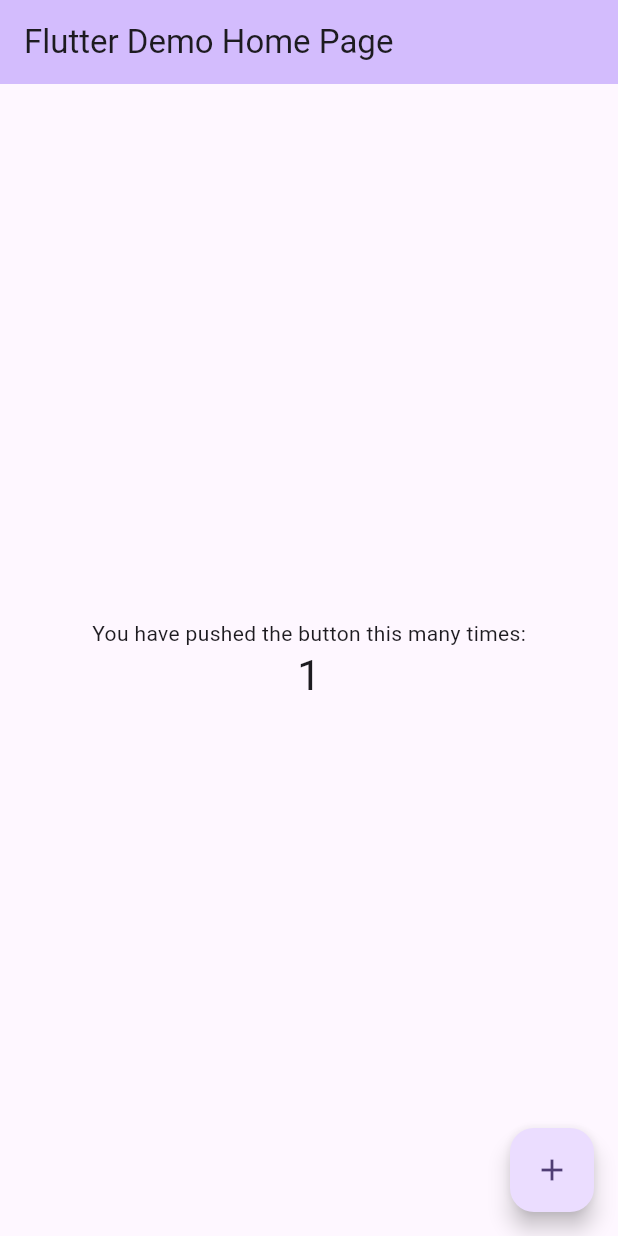
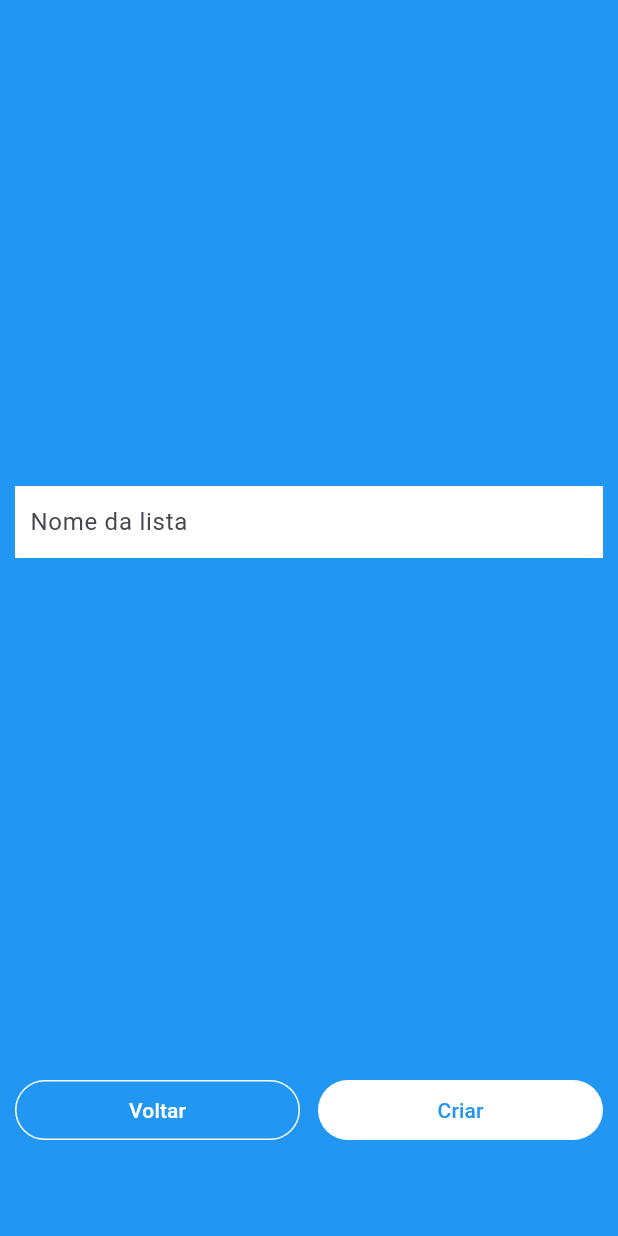
Before and after one commit to IdeiaCristiano/growdev_desafio_fase2, a Flutter app: the screen it shows after launch, after a tap on the "add" icon, on a phone screen of 412 x 824 dp. Run offline on Flutter 3.47's test engine with Material 3 defaults, Android fonts, the phone set to English and light mode, and no system bars.

Commit message:
Finalizado

```diff
--- a/lib/main.dart
+++ b/lib/main.dart
@@ -1,4 +1,5 @@
 import 'package:flutter/material.dart';
+import 'package:growdev_desafio_fase2/pages/home.page.dart';
 
 void main() {
   runApp(const MyApp());
@@ -11,115 +12,15 @@
   @override
   Widget build(BuildContext context) {
     return MaterialApp(
-      title: 'Flutter Demo',
+      debugShowCheckedModeBanner: false,
+      title: 'Growdev Fase 2',
       theme: ThemeData(
-        // This is the theme of your application.
-        //
-        // TRY THIS: Try running your application with "flutter run". You'll see
-        // the application has a purple toolbar. Then, without quitting the app,
-        // try changing the seedColor in the colorScheme below to Colors.green
-        // and then invoke "hot reload" (save your changes or press the "hot
-        // reload" button in a Flutter-supported IDE, or press "r" if you used
-        // the command line to start the app).
-        //
-        // Notice that the counter didn't reset back to zero; the application
-        // state is not lost during the reload. To reset the state, use hot
-        // restart instead.
-        //
-        // This works for code too, not just values: Most code changes can be
-        // tested with just a hot reload.
-        colorScheme: ColorScheme.fromSeed(seedColor: Colors.deepPurple),
+        colorScheme: ColorScheme.fromSeed(
+          seedColor: const Color.fromARGB(255, 1, 27, 114),
+        ),
         useMaterial3: true,
       ),
-      home: const MyHomePage(title: 'Flutter Demo Home Page'),
+      home: const HomePage(),
     );
   }
 }
-
-class MyHomePage extends StatefulWidget {
-  const MyHomePage({super.key, required this.title});
-
-  // This widget is the home page of your application. It is stateful, meaning
-  // that it has a State object (defined below) that contains fields that affect
-  // how it looks.
-
-  // This class is the configuration for the state. It holds the values (in this
-  // case the title) provided by the parent (in this case the App widget) and
-  // used by the build method of the State. Fields in a Widget subclass are
-  // always marked "final".
-
-  final String title;
-
-  @override
-  State<MyHomePage> createState() => _MyHomePageState();
-}
-
-class _MyHomePageState extends State<MyHomePage> {
-  int _counter = 0;
-
-  void _incrementCounter() {
-    setState(() {
-      // This call to setState tells the Flutter framework that something has
-      // changed in this State, which causes it to rerun the build method below
-      // so that the display can reflect the updated values. If we changed
-      // _counter without calling setState(), then the build method would not be
-      // called again, and so nothing would appear to happen.
-      _counter++;
-    });
-  }
-
-  @override
-  Widget build(BuildContext context) {
-    // This method is rerun every time setState is called, for instance as done
-    // by the _incrementCounter method above.
-    //
-    // The Flutter framework has been optimized to make rerunning build methods
-    // fast, so that you can just rebuild anything that needs updating rather
-    // than having to individually change instances of widgets.
-    return Scaffold(
-      appBar: AppBar(
-        // TRY THIS: Try changing the color here to a specific color (to
-        // Colors.amber, perhaps?) and trigger a hot reload to see the AppBar
-        // change color while the other colors stay the same.
-        backgroundColor: Theme.of(context).colorScheme.inversePrimary,
-        // Here we take the value from the MyHomePage object that was created by
-        // the App.build method, and use it to set our appbar title.
-        title: Text(widget.title),
-      ),
-      body: Center(
-        // Center is a layout widget. It takes a single child and positions it
-        // in the middle of the parent.
-        child: Column(
-          // Column is also a layout widget. It takes a list of children and
-          // arranges them vertically. By default, it sizes itself to fit its
-          // children horizontally, and tries to be as tall as its parent.
-          //
-          // Column has various properties to control how it sizes itself and
-          // how it positions its children. Here we use mainAxisAlignment to
-          // center the children vertically; the main axis here is the vertical
-          // axis because Columns are vertical (the cross axis would be
-          // horizontal).
-          //
-          // TRY THIS: Invoke "debug painting" (choose the "Toggle Debug Paint"
-          // action in the IDE, or press "p" in the console), to see the
-          // wireframe for each widget.
-          mainAxisAlignment: MainAxisAlignment.center,
-          children: <Widget>[
-            const Text(
-              'You have pushed the button this many times:',
-            ),
-            Text(
-              '$_counter',
-              style: Theme.of(context).textTheme.headlineMedium,
-            ),
-          ],
-        ),
-      ),
-      floatingActionButton: FloatingActionButton(
-        onPressed: _incrementCounter,
-        tooltip: 'Increment',
-        child: const Icon(Icons.add),
-      ), // This trailing comma makes auto-formatting nicer for build methods.
-    );
-  }
-}
--- /dev/null
+++ b/lib/models/lista.model.dart
@@ -0,0 +1,24 @@
+import 'package:growdev_desafio_fase2/models/produto.model.dart';
+
+class Lista {
+  String descricao;
+  List<Produto> produtos = [];
+
+  Lista({required this.descricao});
+
+  get qtdProdutos => produtos.length;
+  get totalProdutos =>
+      produtos.map((item) => item.valor).reduce((a, b) => a + b);
+
+  get produtosConcluidos => produtos.where((i) => i.concluido);
+  get qtdProdutosConcluidos => produtosConcluidos.length;
+  get totalConcluidos => (qtdProdutosConcluidos == 0)
+      ? 0
+      : produtosConcluidos.map((item) => item.valor).reduce((a, b) => a + b);
+
+  get produtosNaoConcluidos => produtos.where((i) => !i.concluido);
+  get qtdProdutosNaoConcluidos => produtosNaoConcluidos.length;
+  get totalNaoConcluidos => (qtdProdutosNaoConcluidos == 0)
+      ? 0
+      : produtosNaoConcluidos.map((item) => item.valor).reduce((a, b) => a + b);
+}
--- /dev/null
+++ b/lib/models/produto.model.dart
@@ -0,0 +1,7 @@
+class Produto {
+  String descricao;
+  double valor;
+  bool concluido;
+
+  Produto({required this.descricao, this.valor = 0, this.concluido = false});
+}
--- /dev/null
+++ b/lib/pages/home.page.dart
@@ -0,0 +1,130 @@
+import 'package:flutter/material.dart';
+import 'package:growdev_desafio_fase2/models/lista.model.dart';
+import 'package:growdev_desafio_fase2/pages/lista.page.dart';
+import 'package:growdev_desafio_fase2/pages/produto.page.dart';
+import 'package:growdev_desafio_fase2/widgets/empty-list.widget.dart';
+
+class HomePage extends StatefulWidget {
+  const HomePage({super.key});
+
+  @override
+  State<HomePage> createState() => _HomePageState();
+}
+
+class _HomePageState extends State<HomePage> {
+  final List<Lista> listas = [];
+
+  deleteList(int index) {
+    setState(() => listas.removeAt(index));
+  }
+
+  @override
+  Widget build(BuildContext context) {
+    return Scaffold(
+      appBar: AppBar(
+        backgroundColor: Colors.green,
+        centerTitle: true,
+        title: const Text(
+          "Minhas listas",
+          key: Key("appBarTitle"),
+          style: TextStyle(
+            color: Colors.white,
+          ),
+        ),
+        actions: const [
+          IconButton(
+            onPressed: null,
+            icon: Icon(
+              Icons.diamond,
+              color: Colors.amber,
+            ),
+          )
+        ],
+      ),
+      body: SafeArea(
+        child: (listas.isEmpty)
+            ? const EmptyList()
+            : ListView.builder(
+                itemCount: listas.length,
+                itemBuilder: (ctx, index) {
+                  final Lista lista = listas[index];
+                  return Card(
+                    margin: const EdgeInsets.only(left: 10, right: 10, top: 5),
+                    shape: const RoundedRectangleBorder(
+                      borderRadius: BorderRadius.all(Radius.circular(5)),
+                    ),
+                    child: InkWell(
+                      key: const Key("shoppingListCard"),
+                      onLongPress: () => deleteList(index),
+                      onTap: () async {
+                        var response = await Navigator.of(ctx).push(
+                          MaterialPageRoute(
+                            builder: (ctx) => ProdutoPage(lista: lista),
+                          ),
+                        );
+
+                        setState(() {
+                          if (response != null) {
+                            lista.produtos.clear();
+                            lista.produtos.addAll(response.produtos);
+                          }
+                        });
+                      },
+                      child: Padding(
+                        padding: const EdgeInsets.symmetric(
+                            vertical: 15, horizontal: 10),
+                        child: Column(
+                          children: [
+                            Row(
+                              mainAxisAlignment: MainAxisAlignment.spaceBetween,
+                              children: [
+                                Text(lista.descricao),
+                                Text(
+                                  "${lista.qtdProdutosConcluidos}/${lista.qtdProdutos}",
+                                  style: const TextStyle(
+                                      color: Colors.green, fontSize: 14),
+                                ),
+                              ],
+                            ),
+                            const SizedBox(
+                              height: 10,
+                            ),
+                            LinearProgressIndicator(
+                              value: (lista.qtdProdutos == 0)
+                                  ? 0
+                                  : lista.qtdProdutosConcluidos /
+                                      lista.qtdProdutos,
+                              valueColor:
+                                  const AlwaysStoppedAnimation(Colors.green),
+                            ),
+                          ],
+                        ),
+                      ),
+                    ),
+                  );
+                }),
+      ),
+      floatingActionButton: FloatingActionButton(
+        key: const Key("addListBtn"),
+        onPressed: () async {
+          var novaLista = await Navigator.of(context).push(
+            MaterialPageRoute(builder: (ctx) => const ListaPage()),
+          );
+          if (novaLista != null) {
+            setState(() {
+              listas.add(novaLista);
+            });
+          }
+        },
+        shape: const RoundedRectangleBorder(
+          borderRadius: BorderRadius.all(Radius.circular(90)),
+        ),
+        backgroundColor: Colors.blue,
+        child: const Icon(
+          Icons.add,
+          color: Colors.white,
+        ),
+      ),
+    );
+  }
+}
--- /dev/null
+++ b/lib/pages/lista.page.dart
@@ -0,0 +1,96 @@
+import 'package:flutter/material.dart';
+import 'package:growdev_desafio_fase2/models/lista.model.dart';
+
+class ListaPage extends StatelessWidget {
+  const ListaPage({super.key});
+
+  @override
+  Widget build(BuildContext context) {
+    final TextEditingController textEditingController = TextEditingController();
+    final formKey = GlobalKey<FormState>();
+
+    salvar() {
+      if (!formKey.currentState!.validate()) return;
+
+      Lista novaLista = Lista(descricao: textEditingController.text);
+      Navigator.of(context).pop(novaLista);
+    }
+
+    return Scaffold(
+      backgroundColor: Colors.blue,
+      body: Column(
+        children: [
+          Flexible(
+            child: Align(
+              alignment: Alignment.bottomCenter,
+              child: Padding(
+                padding: const EdgeInsets.all(10),
+                child: Container(
+                  padding: const EdgeInsets.symmetric(horizontal: 10),
+                  color: Colors.white,
+                  child: Form(
+                    key: formKey,
+                    child: TextFormField(
+                      key: const Key("listNameInput"),
+                      controller: textEditingController,
+                      validator: (value) => (value != null && value.isNotEmpty)
+                          ? null
+                          : "Campo Obrigatório",
+                      decoration: const InputDecoration(
+                        hintText: "Nome da lista",
+                        fillColor: Colors.white,
+                        border: InputBorder.none,
+                      ),
+                    ),
+                  ),
+                ),
+              ),
+            ),
+          ),
+          Flexible(
+            child: Align(
+              alignment: Alignment.bottomCenter,
+              child: Row(
+                mainAxisAlignment: MainAxisAlignment.spaceBetween,
+                children: [
+                  Expanded(
+                    child: Padding(
+                      padding: const EdgeInsets.only(left: 10, right: 6),
+                      child: OutlinedButton(
+                        style: OutlinedButton.styleFrom(
+                          side: const BorderSide(width: 1, color: Colors.white),
+                          foregroundColor: Colors.white,
+                        ),
+                        onPressed: () => Navigator.of(context).pop(),
+                        key: const Key("backToListsBtn"),
+                        child: const Text("Voltar"),
+                      ),
+                    ),
+                  ),
+                  Expanded(
+                    child: Padding(
+                      padding: const EdgeInsets.only(left: 6, right: 10),
+                      child: TextButton(
+                        style: OutlinedButton.styleFrom(
+                          // side: const BorderSide(width: 1, color: Colors.white),
+                          backgroundColor: Colors.white,
+                          foregroundColor: Colors.blue,
+                        ),
+                        key: const Key("createListBtn"),
+                        onPressed: salvar,
+                        child: const Text("Criar"),
+                      ),
+                    ),
+                  ),
+                ],
+              ),
+            ),
+          ),
+          const SizedBox(
+            height: 60,
+          ),
+        ],
+      ),
+    );
+  }
+}
--- /dev/null
+++ b/lib/widgets/empty-list.widget.dart
@@ -0,0 +1,23 @@
+import 'package:flutter/material.dart';
+
+class EmptyList extends StatelessWidget {
+  const EmptyList({super.key});
+
+  @override
+  Widget build(BuildContext context) {
+    return Center(
+      child: Column(mainAxisAlignment: MainAxisAlignment.center, children: [
+        Image.asset(
+          "assets/images/lista-de-compras.png",
+          height: 100,
+          key: const Key("emptyListImage"),
+        ),
+        const SizedBox(
+          height: 40,
+        ),
+        const Text("Crie sua primeia lista"),
+        const Text("Toque no botão azul"),
+      ]),
+    );
+  }
+}
--- a/pubspec.yaml
+++ b/pubspec.yaml
@@ -31,6 +31,7 @@ dependencies:
   flutter:
     sdk: flutter
 
+  intl: ^0.19.0
 
   # The following adds the Cupertino Icons font to your application.
   # Use with the CupertinoIcons class for iOS style icons.
@@ -59,8 +60,8 @@ flutter:
   uses-material-design: true
 
   # To add assets to your application, add an assets section, like this:
-  # assets:
-  #   - images/a_dot_burr.jpeg
+  assets:
+    - assets/images/lista-de-compras.png
   #   - images/a_dot_ham.jpeg
 
   # An image asset can refer to one or more resolution-specific "variants", see
```
Also changed, not shown: lib/pages/produto.page.dart (added, +190 -0 lines), lib/widgets/AddItem.widget.dart (added, +108 -0 lines), pubspec.lock.
